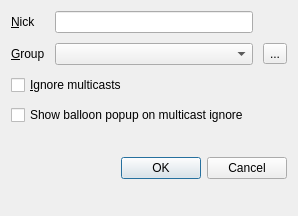
Qt form src/settings.ui (nikhilm/qommunicate) before a commit.
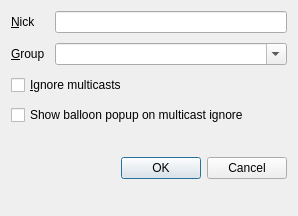
The same form after that commit.

Commit message: Add new group by simply typing it in editable combobox in settings dialog, remove firstRun() because settings dialog does not list all the groups

Diff of the .ui file:
```diff
--- a/src/settings.ui
+++ b/src/settings.ui
@@ -68,17 +68,7 @@
        <item row="1" column="1">
         <widget class="QComboBox" name="groupBox">
          <property name="editable">
-          <bool>false</bool>
-         </property>
-        </widget>
-       </item>
-       <item row="1" column="2">
-        <widget class="QToolButton" name="customGrpButton">
-         <property name="toolTip">
-          <string>Custom group</string>
-         </property>
-         <property name="text">
-          <string>...</string>
+          <bool>true</bool>
          </property>
         </widget>
        </item>
```
The commit also changes 4 other files.
